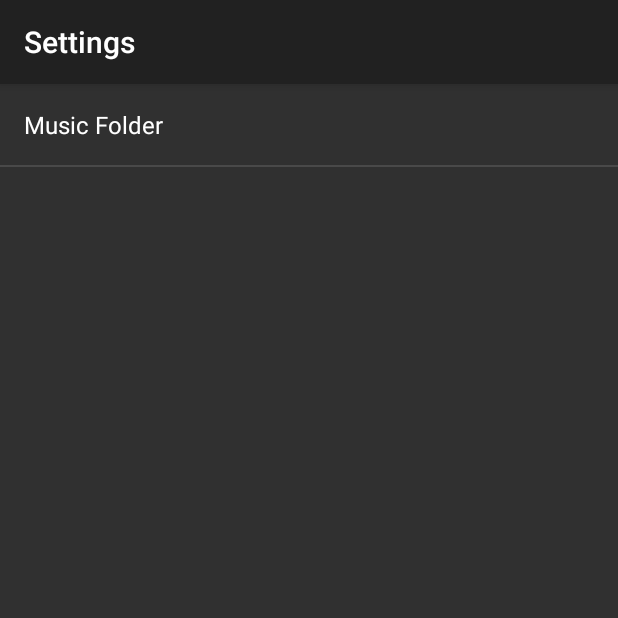
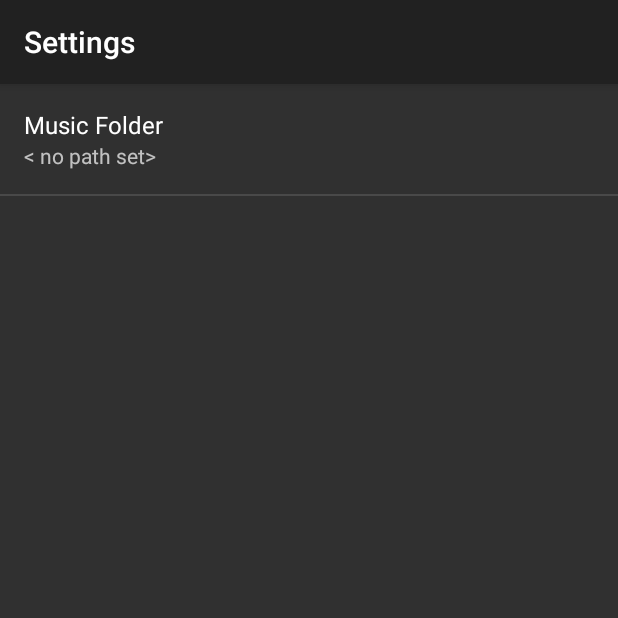
Before and after one commit to patrick-conley/android-music-player, an Android app: the screen it shows after launch (SettingsActivity), in the options menu, after a tap on "Settings", on a phone screen of 412 x 824 dp, the top half of it. Run offline under Robolectric (Android 15) with nearby library versions, the phone set to English and light mode, and no system bars.

Commit message:
AMP-320: Update summary when changing library folder

```diff
--- a/app/src/main/java/io/github/patrickconley/arbutus/settings/Settings.java
+++ b/app/src/main/java/io/github/patrickconley/arbutus/settings/Settings.java
@@ -6,10 +6,16 @@ import android.preference.PreferenceManager;
 
 public class Settings {
 
+    private static final String LIBRARY_PATH = "library path";
+
     private final SharedPreferences preferences;
 
     public Settings(Context context) {
         preferences = PreferenceManager.getDefaultSharedPreferences(context);
     }
 
+    public String getLibraryPath() {
+        return preferences.getString(LIBRARY_PATH, null);
+    }
+
 }
--- a/app/src/main/java/io/github/patrickconley/arbutus/settings/view/SettingsActivity.java
+++ b/app/src/main/java/io/github/patrickconley/arbutus/settings/view/SettingsActivity.java
@@ -14,4 +14,5 @@ public class SettingsActivity extends AppCompatActivity {
                             .replace(android.R.id.content, new SettingsFragment())
                             .commit();
     }
+
 }
--- a/app/src/main/java/io/github/patrickconley/arbutus/settings/view/SettingsFragment.java
+++ b/app/src/main/java/io/github/patrickconley/arbutus/settings/view/SettingsFragment.java
@@ -1,14 +1,15 @@
 package io.github.patrickconley.arbutus.settings.view;
 
-import android.content.Intent;
+import android.content.SharedPreferences;
 import android.os.Bundle;
+import android.preference.Preference;
 import android.preference.PreferenceFragment;
 import android.support.annotation.Nullable;
-import android.view.MenuItem;
 
 import io.github.patrickconley.arbutus.R;
 
-public class SettingsFragment extends PreferenceFragment {
+public class SettingsFragment extends PreferenceFragment
+        implements SharedPreferences.OnSharedPreferenceChangeListener {
 
     @Override
     public void onCreate(@Nullable Bundle savedInstanceState) {
@@ -17,7 +18,31 @@ public class SettingsFragment extends PreferenceFragment {
         addPreferencesFromResource(R.xml.preferences);
     }
 
-    public void onSelectLibraryPath(MenuItem item) {
+    @Override
+    public void onResume() {
+        super.onResume();
+
+        SharedPreferences preferences = getPreferenceScreen().getSharedPreferences();
+        preferences.registerOnSharedPreferenceChangeListener(this);
+
+        // Set value-dependent summaries
+        onSharedPreferenceChanged(preferences, "library path");
+    }
+
+    @Override
+    public void onPause() {
+        getPreferenceScreen().getSharedPreferences()
+                .unregisterOnSharedPreferenceChangeListener(this);
+        super.onPause();
+    }
+
+    @Override
+    public void onSharedPreferenceChanged(SharedPreferences sharedPreferences, String key) {
+        Preference preference = findPreference(key);
+        preference.setTitle(R.string.setting_library_path_title);
+        preference.setSummary(sharedPreferences.getString(key,
+                getString(R.string.setting_library_path_default_summary)));
 
     }
+
 }
--- a/app/src/main/res/values/setting_strings.xml
+++ b/app/src/main/res/values/setting_strings.xml
@@ -2,4 +2,5 @@
 <resources>
     <string name="settings_activity_name">Settings</string>
     <string name="setting_library_path_title">Music Folder</string>
+    <string name="setting_library_path_default_summary">&lt; no path set&gt;</string>
 </resources>
--- a/app/src/main/res/xml/preferences.xml
+++ b/app/src/main/res/xml/preferences.xml
@@ -1,11 +1,13 @@
 <?xml version="1.0" encoding="utf-8"?>
 <PreferenceScreen xmlns:android="http://schemas.android.com/apk/res/android">
 
-    <Preference android:title="@string/setting_library_path_title">
+    <Preference
+        android:key="library path"
+        android:summary="@string/setting_library_path_default_summary">
+        android:title="@string/setting_library_path_title">
         <intent
-            android:targetClass="io.github.patrickconley.arbutus.settings.view.FilePickerActivity"
-            android:targetPackage="io.github.patrickconley.arbutus"
-             />
+            android:targetClass="io.github.patrickconley.arbutus.settings.view.LibraryPathChooserActivity"
+            android:targetPackage="io.github.patrickconley.arbutus" />
     </Preference>
 
 </PreferenceScreen>
--- a/build.gradle
+++ b/build.gradle
@@ -19,7 +19,7 @@ allprojects {
         google()
         jcenter()
         maven {
-            url  "http://dl.bintray.com/lukaville/maven"
+            url "https://jitpack.io"
         }
     }
 }
```
Also changed, not shown: app/build.gradle (+7 -5 lines), app/src/main/AndroidManifest.xml (+6 -1 lines), app/src/main/java/io/github/patrickconley/arbutus/settings/view/FilePickerActivity.java (deleted, +0 -13 lines), app/src/main/java/io/github/patrickconley/arbutus/settings/view/LibraryPathChooserActivity.java (added, +42 -0 lines).
